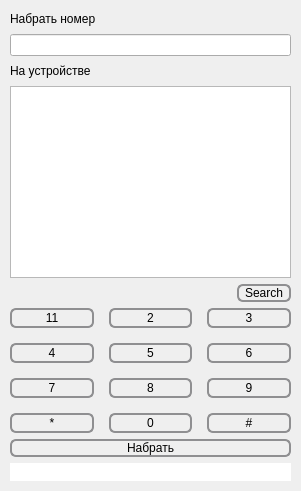
First picture: the form in RemoteDialerQt/mainwindow.ui, repository appach22/RemoteDialerQt, before the edit.
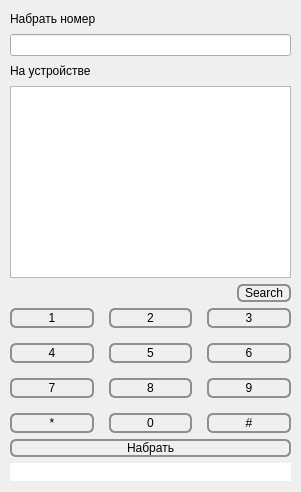
Second picture: the form after the edit.

```diff
--- a/RemoteDialerQt/mainwindow.ui
+++ b/RemoteDialerQt/mainwindow.ui
@@ -7,7 +7,7 @@
     <x>0</x>
     <y>0</y>
     <width>301</width>
-    <height>491</height>
+    <height>492</height>
    </rect>
   </property>
   <property name="windowTitle">
@@ -297,7 +297,7 @@
           </size>
          </property>
          <property name="text">
-          <string>11</string>
+          <string>1</string>
          </property>
         </widget>
        </item>
```
Left out of the diff: 192 changed lines with no effect on the pictures.
